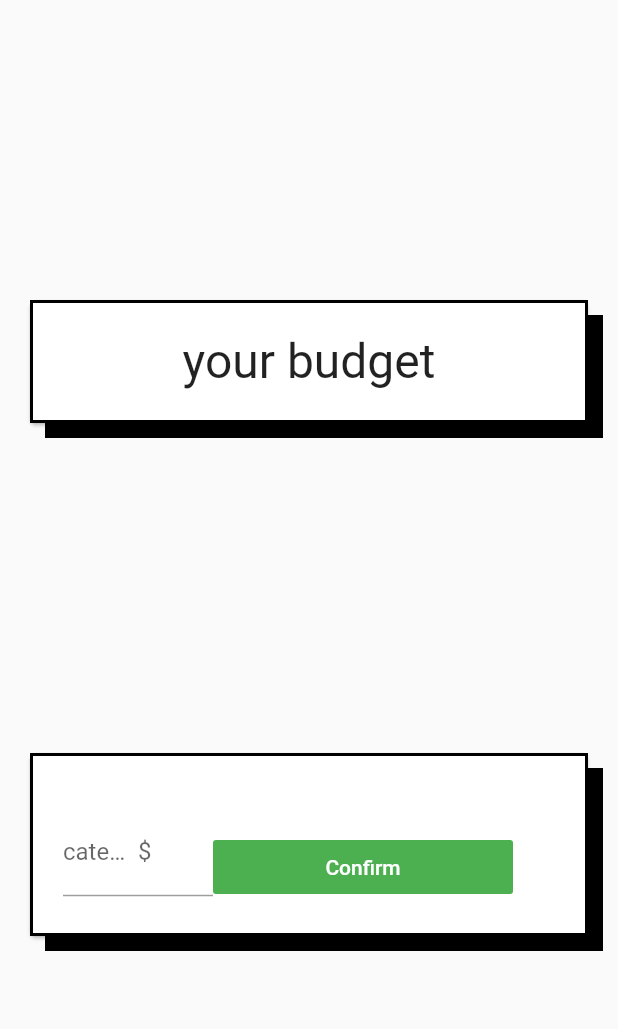
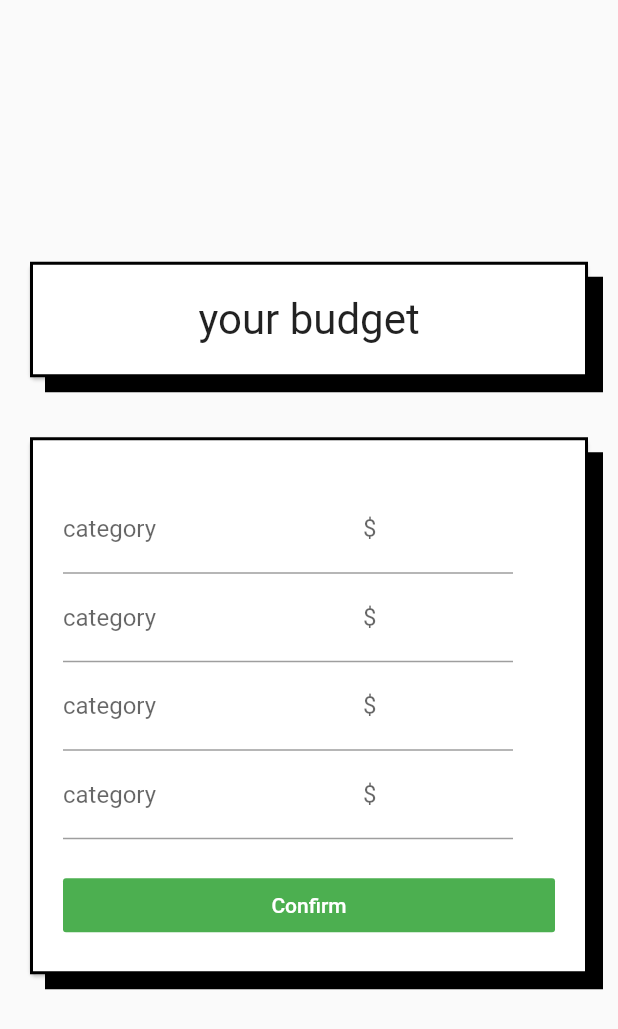
Before and after one commit to dnaliu/spent, a Flutter app: the BudgetPage screen opened directly, after a tap on "Confirm", on a phone screen of 412 x 824 dp. Shown: the top 1029 px of the screen. Run offline on Flutter 3.47's test engine with Material 2 defaults, Android fonts, the phone set to English and light mode, and no system bars; our stand-ins replace dotted_border.

Commit message:
CategoryBudget Set up

```diff
--- a/lib/views/budget.dart
+++ b/lib/views/budget.dart
@@ -15,7 +15,7 @@ class BudgetPage extends StatelessWidget {
               AppCard(
                 child: Text(
                   "your budget",
-                  style: TextStyle(fontSize: 32.0),
+                  style: TextStyle(fontSize: 28.0),
                   textAlign: TextAlign.center,
                 ),
               ),
@@ -29,7 +29,7 @@ class BudgetPage extends StatelessWidget {
                       ),
                       Container(
                           width: double.infinity,
-                          margin: EdgeInsets.only(top: 20.0),
+                          margin: EdgeInsets.only(top: 5.0),
                           child: FlatButton(
                             color: Colors.green,
                             textColor: Colors.white,
--- a/lib/views/categoryBudget.dart
+++ b/lib/views/categoryBudget.dart
@@ -7,27 +7,31 @@ class CatBudgetPage extends StatelessWidget {
 
   @override
   Widget build(BuildContext context) {
+    var wCat = 200.0;
+    var wDol = 100.0;
     return Scaffold(
         body: Container(
           child: Column(
-            mainAxisAlignment: MainAxisAlignment.spaceEvenly,
+            mainAxisAlignment: MainAxisAlignment.center,
             children: <Widget>[
               AppCard(
                 child: Text(
                   "your budget",
-                  style: TextStyle(fontSize: 32.0),
+                  style: TextStyle(fontSize: 28.0),
                   textAlign: TextAlign.center,
                 ),
               ),
               AppCard(
                 child: Container(
                   margin: EdgeInsets.only(top: 10.0),
-                  child: Row(
+                  child: Column(
+                    children: [
+                      Row(
                         children: <Widget>[
                           Column(
                               children: [
                                 Container (
-                            width: 50.0,
+                                    width: wCat,
                                     child: TextFormField(
                                         decoration: InputDecoration(labelText: "category")
                                     )
@@ -37,14 +41,85 @@ class CatBudgetPage extends StatelessWidget {
                           Column(
                               children: [
                                 Container (
-                              width: 50.0,
+                                    width: wDol,
                                     child: TextFormField(
                                         decoration: InputDecoration(labelText: "\$"))
                                 )
                               ]
                             ),
+                      ],
+                    ),
+                    Row(
+                      children: <Widget>[
+                        Column(
+                            children: [
+                              Container (
+                                  width: wCat,
+                                  child: TextFormField(
+                                      decoration: InputDecoration(labelText: "category")
+                                  )
+                              )
+                            ]
+                        ),
+                        Column(
+                            children: [
+                              Container (
+                                  width: wDol,
+                                  child: TextFormField(
+                                      decoration: InputDecoration(labelText: "\$"))
+                              )
+                            ]
+                        ),
+                      ],
+                    ),
+                      Row(
+                        children: <Widget>[
+                          Column(
+                              children: [
+                                Container (
+                                    width: wCat,
+                                    child: TextFormField(
+                                        decoration: InputDecoration(labelText: "category")
+                                    )
+                                )
+                              ]
+                          ),
+                          Column(
+                              children: [
+                                Container (
+                                    width: wDol,
+                                    child: TextFormField(
+                                        decoration: InputDecoration(labelText: "\$"))
+                                )
+                              ]
+                          ),
+                        ],
+                      ),
+                      Row(
+                        children: <Widget>[
+                          Column(
+                              children: [
+                                Container (
+                                    width: wCat,
+                                    child: TextFormField(
+                                        decoration: InputDecoration(labelText: "category")
+                                    )
+                                )
+                              ]
+                          ),
+                          Column(
+                              children: [
+                                Container (
+                                    width: wDol,
+                                    child: TextFormField(
+                                        decoration: InputDecoration(labelText: "\$"))
+                                )
+                              ]
+                          ),
+                        ],
+                      ),
                       Container(
-                          width: 200,
+                          width: double.infinity,
                           margin: EdgeInsets.only(top: 20.0),
                           child: FlatButton(
                             color: Colors.green,
--- a/lib/views/login.dart
+++ b/lib/views/login.dart
@@ -15,7 +15,7 @@ class LoginPage extends StatelessWidget {
             AppCard(
               child: Text(
                 "logo",
-                  style: TextStyle(fontSize: 32.0),
+                  style: TextStyle(fontSize: 28.0),
                   textAlign: TextAlign.center,
                 ),
               ),
```
Lines whose indentation alone changed are shown as unchanged.
